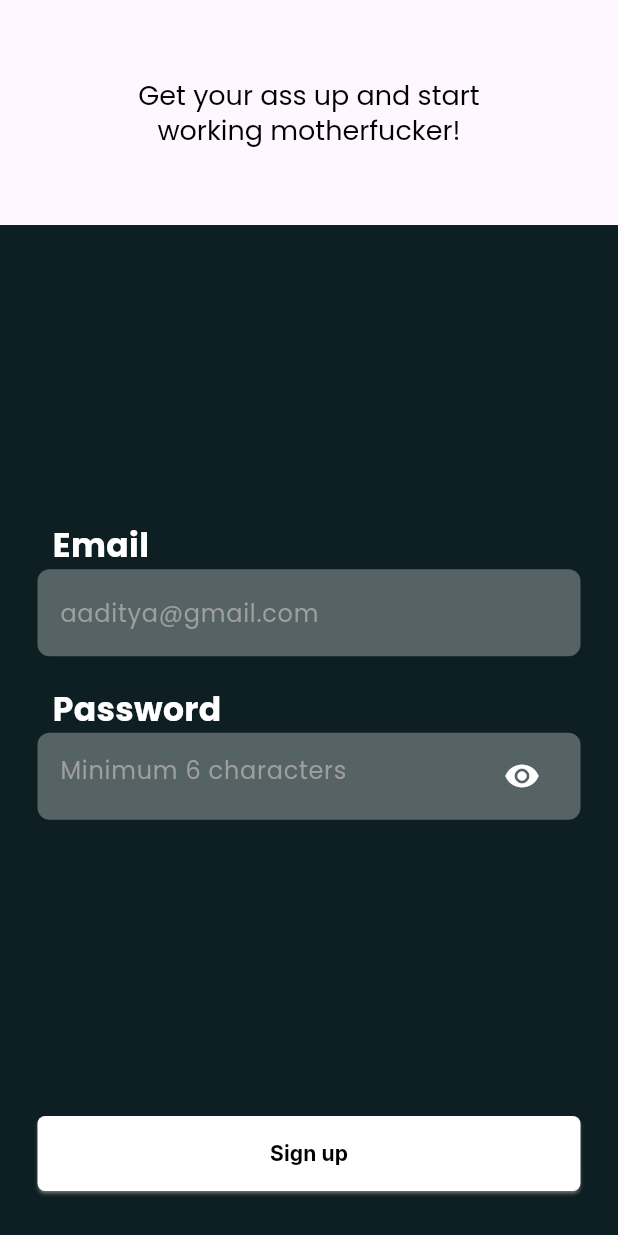
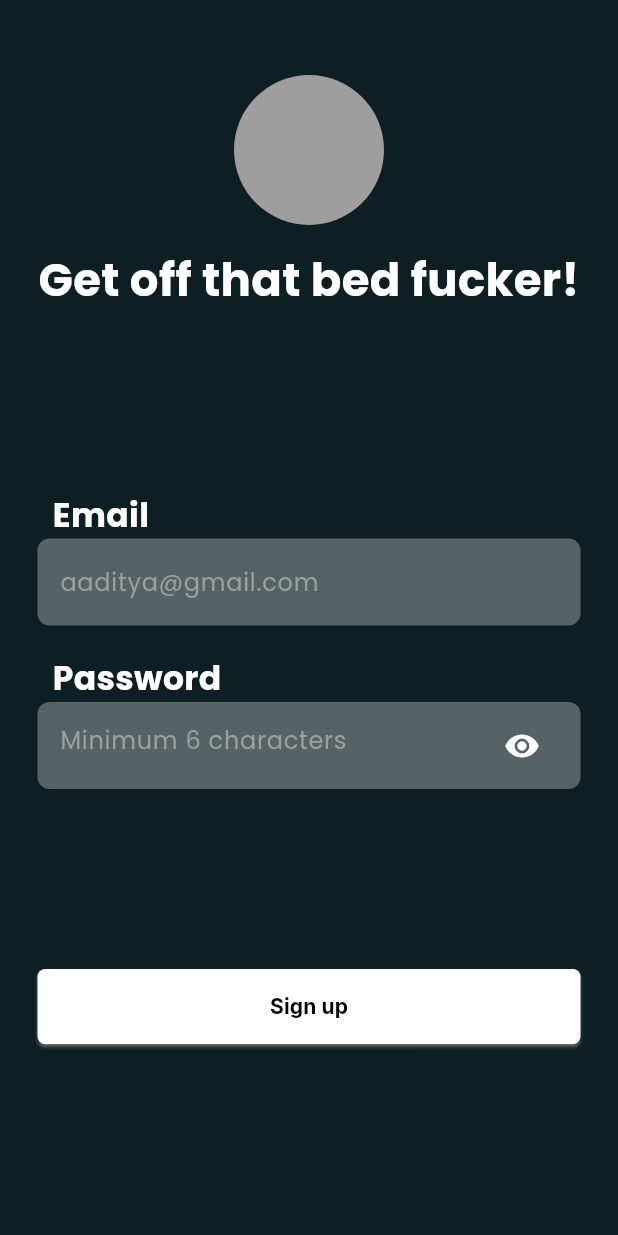
Before and after one commit to Contro1-cs/unaccountable, a Flutter app: the SignupPage screen opened directly, on a phone screen of 412 x 824 dp. Run offline on Flutter 3.47's test engine with Material 2 defaults, Android fonts, the phone set to English and light mode, and no system bars; our stand-ins replace animated_text_kit, google_fonts; missing offline and left inert: dart:ffi; project files that could hold a hidden picture were left out.

Commit message:
basic changes

```diff
--- a/lib/user_onboarding/signup_dart.dart
+++ b/lib/user_onboarding/signup_dart.dart
@@ -1,3 +1,5 @@
+import 'dart:ffi';
+
 import 'package:flutter/material.dart';
 import 'package:google_fonts/google_fonts.dart';
 import 'package:unaccountable/landing_page.dart';
@@ -22,24 +24,35 @@ class _SignupPageState extends State<SignupPage> {
 
     return Scaffold(
         backgroundColor: backgroundgreen,
-      resizeToAvoidBottomInset: false,
-      appBar: AppBar(
-          toolbarHeight: 150,
-          automaticallyImplyLeading: false,
-          centerTitle: true,
-          title: Text(
-            'Get your ass up and start\nworking motherfucker!',
+        body: SingleChildScrollView(
+          child: Column(
+            crossAxisAlignment: CrossAxisAlignment.center,
+            mainAxisAlignment: MainAxisAlignment.start,
+            children: [
+              Column(
+                children: [
+                  const SizedBox(height: 50),
+                  Container(
+                    height: 100,
+                    width: 100,
+                    decoration: const BoxDecoration(
+                      shape: BoxShape.circle,
+                      color: Colors.grey,
+                    ),
+                  ),
+                  const SizedBox(height: 15),
+                  Text(
+                    'Get off that bed fucker!',
                     textAlign: TextAlign.center,
                     style: GoogleFonts.poppins(
-              fontSize: 18,
-              color: Colors.black,
+                      color: Colors.white,
+                      fontSize: 30,
+                      fontWeight: FontWeight.bold,
                     ),
-          )),
-      body: Column(
-        crossAxisAlignment: CrossAxisAlignment.center,
-        mainAxisAlignment: MainAxisAlignment.spaceBetween,
-        children: [
-          const SizedBox(height: 1),
+                  )
+                ],
+              ),
+              const SizedBox(height: 120),
               Column(
                 children: [
                   SignUpFormField(
@@ -67,8 +80,8 @@ class _SignupPageState extends State<SignupPage> {
                       Container(
                         width: w,
                         margin: const EdgeInsets.symmetric(horizontal: 25),
-                    padding:
-                        const EdgeInsets.symmetric(horizontal: 15, vertical: 5),
+                        padding: const EdgeInsets.symmetric(
+                            horizontal: 15, vertical: 5),
                         decoration: BoxDecoration(
                           color: Colors.white.withOpacity(0.3),
                           borderRadius: BorderRadius.circular(8),
@@ -78,7 +91,8 @@ class _SignupPageState extends State<SignupPage> {
                           decoration: InputDecoration(
                               border: InputBorder.none,
                               hintText: 'Minimum 6 characters',
-                          hintStyle: GoogleFonts.poppins(color: Colors.grey),
+                              hintStyle:
+                                  GoogleFonts.poppins(color: Colors.grey),
                               suffixIcon: _hidePassword
                                   ? IconButton(
                                       onPressed: () {
@@ -111,6 +125,7 @@ class _SignupPageState extends State<SignupPage> {
                   ),
                 ],
               ),
+              const SizedBox(height: 120),
               Container(
                 height: 50,
                 width: w,
@@ -140,6 +155,6 @@ class _SignupPageState extends State<SignupPage> {
               )
             ],
           ),
-    );
+        ));
   }
 }
```
Also changed, not shown: lib/user_onboarding/user_info.dart (+54 -3 lines). Lines whose indentation alone changed are shown as unchanged.
